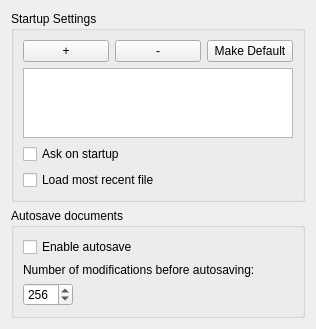
Before: the Qt Designer form app/ui/filespage.ui in pencil2d/pencil, drawn with Qt 5.
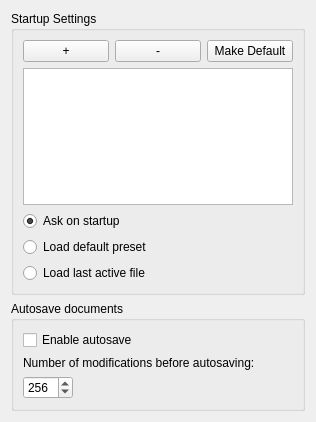
After: the same form once the commit is applied.

Commit message: Radiobuttons in prefs. Divide function. Change default path

The edit to the form file:
```diff
--- a/app/ui/filespage.ui
+++ b/app/ui/filespage.ui
@@ -7,7 +7,7 @@
     <x>0</x>
     <y>0</y>
     <width>316</width>
-    <height>314</height>
+    <height>422</height>
    </rect>
   </property>
   <layout class="QVBoxLayout" name="verticalLayout_2">
@@ -56,16 +56,29 @@
        </widget>
       </item>
       <item>
-       <widget class="QCheckBox" name="askPresetCheckBox">
+       <widget class="QRadioButton" name="askPresetRbtn">
         <property name="text">
          <string>Ask on startup</string>
         </property>
+        <property name="checked">
+         <bool>true</bool>
+        </property>
        </widget>
       </item>
       <item>
-       <widget class="QCheckBox" name="loadMostRecentCheckBox">
+       <widget class="QRadioButton" name="loadDefaultPresetRbtn">
         <property name="text">
-         <string>Load most recent file</string>
+         <string>Load default preset</string>
+        </property>
+        <property name="checked">
+         <bool>false</bool>
+        </property>
+       </widget>
+      </item>
+      <item>
+       <widget class="QRadioButton" name="loadLastActiveRbtn">
+        <property name="text">
+         <string>Load last active file</string>
         </property>
        </widget>
       </item>
```
The commit also changes 7 other files.
